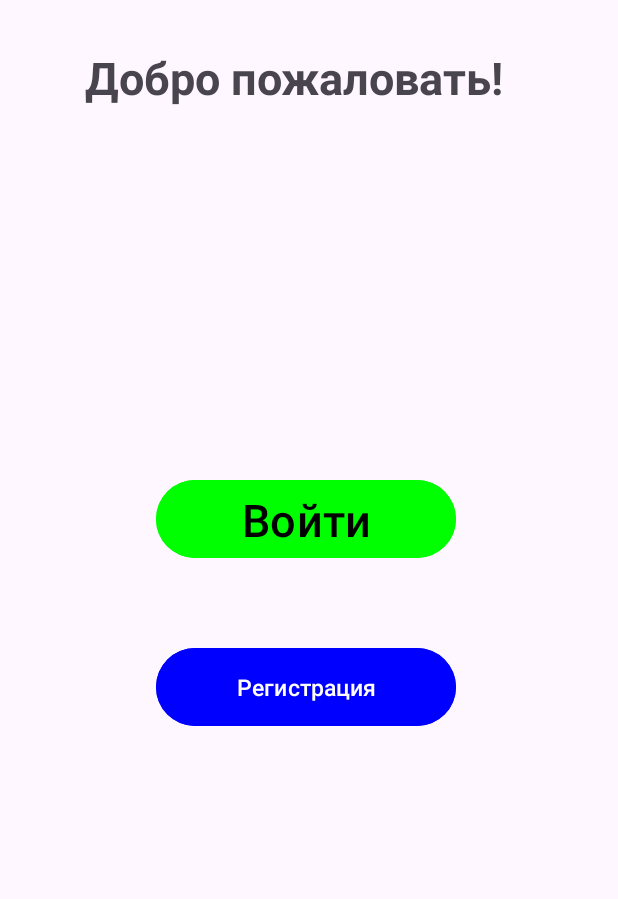
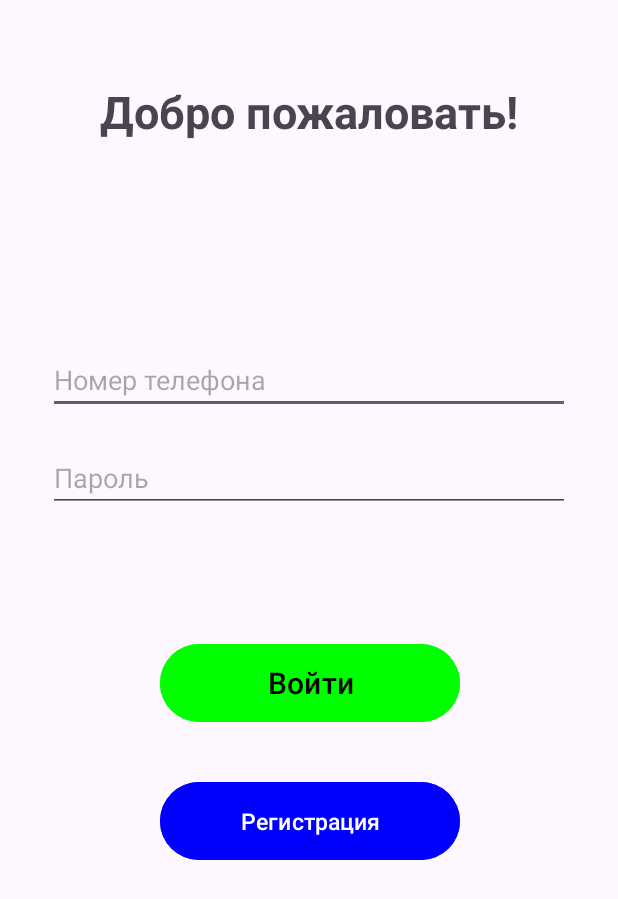
Before and after one commit to Dimkatf/Messanger, an Android app: the screen it shows after launch (MainActivity), on a phone screen of 412 x 824 dp. Shown: the top 899 px of the screen. Run offline under Robolectric (Android 15) with nearby library versions, the phone set to English and light mode, and no system bars; 1 statement that could not run was skipped.

Commit message:
Создание формы регистрации

```diff
--- a/app/src/main/AndroidManifest.xml
+++ b/app/src/main/AndroidManifest.xml
@@ -22,6 +22,8 @@
                 <category android:name="android.intent.category.LAUNCHER" />
             </intent-filter>
         </activity>
+        <activity android:name=".Screen_registration"></activity>
+        <activity android:name=".MainScreen"></activity>
     </application>
     <uses-permission android:name="android.permission.INTERNET" />
 
--- a/app/src/main/java/com/example/messager/MainActivity.java
+++ b/app/src/main/java/com/example/messager/MainActivity.java
@@ -1,7 +1,10 @@
 package com.example.messager;
 
+import android.content.Intent;
 import android.os.Bundle;
 import android.util.Log;
+import android.widget.Button;
+import android.widget.EditText;
 import android.widget.Toast;
 
 import androidx.activity.EdgeToEdge;
@@ -16,6 +19,8 @@ import retrofit2.Response;
 
 public class MainActivity extends AppCompatActivity {
     private ApiService apiService;
+    private Button registrBtn, loginBtn;
+    private EditText numberPhoneEdit, passwordEdit;
 
     @Override
     protected void onCreate(Bundle savedInstanceState) {
@@ -28,9 +33,28 @@ public class MainActivity extends AppCompatActivity {
             return insets;
         });
         apiService = ApiClient.getClient().create(ApiService.class);
+        testConnection();
 
+        numberPhoneEdit = findViewById(R.id.phoneEditMain);
+        passwordEdit = findViewById(R.id.PasswordEditMain);
 
-        testConnection();
+        registrBtn = findViewById(R.id.registrBtnMain);
+        registrBtn.setOnClickListener(v -> {
+            Intent intent = new Intent(this, Screen_registration.class);
+            startActivity(intent);
+        });
+
+        loginBtn = findViewById(R.id.loginBtn);
+        loginBtn.setOnClickListener(v -> {
+            String numberphone = numberPhoneEdit.getText().toString();
+            String password = passwordEdit.getText().toString();
+            if(numberphone.isEmpty() || password.isEmpty())
+                toast("Заполните все поля!");
+            else {
+            Intent intent = new Intent(this, MainScreen.class);
+            startActivity(intent);
+            }
+        });
     }
     private void testConnection() {
         Call<String> call = apiService.testConnection();
@@ -50,4 +74,7 @@ public class MainActivity extends AppCompatActivity {
             }
         });
     }
+    private void toast(String message){
+        Toast.makeText(this, message, Toast.LENGTH_SHORT).show();
+    }
 }
--- a/app/src/main/res/layout/activity_main.xml
+++ b/app/src/main/res/layout/activity_main.xml
@@ -8,6 +8,7 @@
     tools:context=".MainActivity">
 
     <TextView
+        android:id="@+id/titleText"
         android:layout_width="wrap_content"
         android:layout_height="wrap_content"
         android:text="Добро пожаловать!"
@@ -15,36 +16,65 @@
         android:textStyle="bold"
         app:layout_constraintBottom_toBottomOf="parent"
         app:layout_constraintEnd_toEndOf="parent"
-        app:layout_constraintHorizontal_bias="0.423"
         app:layout_constraintStart_toStartOf="parent"
         app:layout_constraintTop_toTopOf="parent"
-        app:layout_constraintVertical_bias="0.04" />
+        app:layout_constraintVertical_bias="0.069" />
+
+    <EditText
+        android:id="@+id/phoneEditMain"
+        android:layout_width="0dp"
+        android:layout_height="wrap_content"
+        android:layout_marginStart="32dp"
+        android:layout_marginTop="136dp"
+        android:layout_marginEnd="32dp"
+        android:ems="10"
+        android:hint="Номер телефона"
+        android:inputType="phone"
+        app:layout_constraintEnd_toEndOf="parent"
+        app:layout_constraintHorizontal_bias="1.0"
+        app:layout_constraintStart_toStartOf="parent"
+        app:layout_constraintTop_toBottomOf="@+id/titleText" />
+
+    <EditText
+        android:id="@+id/PasswordEditMain"
+        android:layout_width="0dp"
+        android:layout_height="wrap_content"
+        android:layout_marginStart="32dp"
+        android:layout_marginEnd="32dp"
+        android:layout_marginTop="20dp"
+        android:ems="10"
+        android:hint="Пароль"
+        android:inputType="textPassword"
+        app:layout_constraintEnd_toEndOf="parent"
+        app:layout_constraintStart_toStartOf="parent"
+        app:layout_constraintTop_toBottomOf="@+id/phoneEditMain" />
 
     <Button
-        android:id="@+id/begin"
-        android:layout_width="200sp"
-        android:layout_height="60sp"
-        android:layout_marginStart="104dp"
-        android:layout_marginTop="316dp"
+        android:id="@+id/loginBtn"
+        android:layout_width="200dp"
+        android:layout_height="60dp"
+        android:layout_marginTop="84dp"
         android:backgroundTint="@color/color_green"
         android:text="Войти"
         android:textColor="@color/color_black"
-        android:textSize="30sp"
+        android:textSize="20sp"
+        app:layout_constraintEnd_toEndOf="parent"
+        app:layout_constraintHorizontal_bias="0.502"
         app:layout_constraintStart_toStartOf="parent"
-        app:layout_constraintTop_toTopOf="parent" />
+        app:layout_constraintTop_toBottomOf="@+id/PasswordEditMain" />
 
     <Button
-        android:id="@+id/registr"
-        android:layout_width="200sp"
-        android:layout_height="60sp"
-        android:layout_marginStart="104dp"
-        android:layout_marginTop="428dp"
+        android:id="@+id/registrBtnMain"
+        android:layout_width="200dp"
+        android:layout_height="60dp"
+        android:layout_marginTop="32dp"
         android:backgroundTint="@color/color_blue"
         android:text="Регистрация"
         android:textColor="@color/color_white"
         android:textSize="15sp"
+        app:layout_constraintEnd_toEndOf="parent"
+        app:layout_constraintHorizontal_bias="0.502"
         app:layout_constraintStart_toStartOf="parent"
-        app:layout_constraintTop_toTopOf="parent" />
-
+        app:layout_constraintTop_toBottomOf="@+id/loginBtn" />
 
 </androidx.constraintlayout.widget.ConstraintLayout>
```
Also changed, not shown: app/src/main/java/com/example/messager/MainScreen.java (added, +23 -0 lines), app/src/main/java/com/example/messager/Screen_registration.java (added, +50 -0 lines), app/src/main/res/layout/main_screen.xml (added, +7 -0 lines), app/src/main/res/layout/screen_registration.xml (added, +89 -0 lines).
